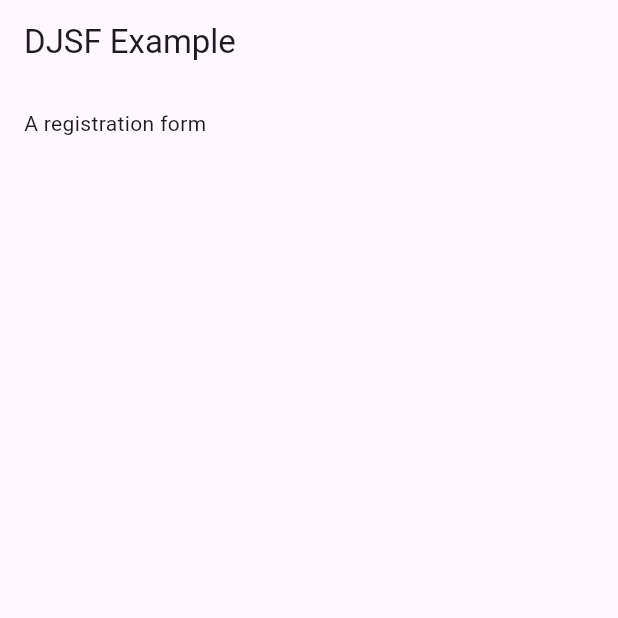
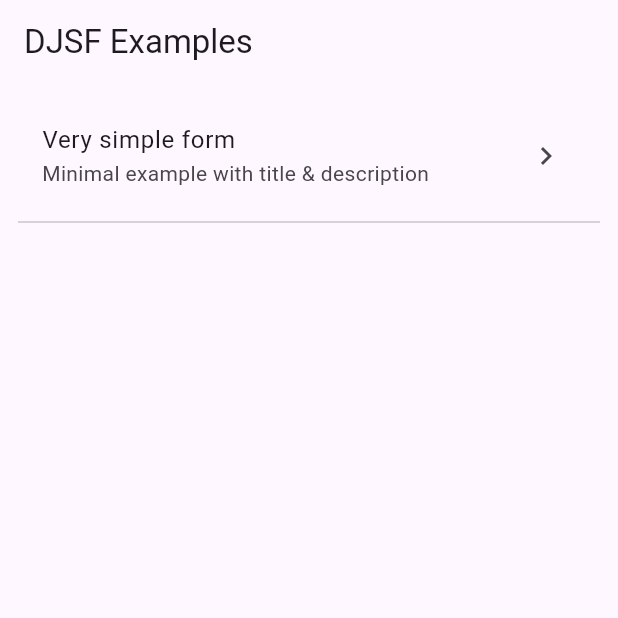
Before and after one commit to reliance-engineer/dart_json_schema_form, a Flutter app: the screen it shows after launch, on a phone screen of 412 x 824 dp, the top half of it. Run offline on Flutter 3.47's test engine with Material 3 defaults, Android fonts, the phone set to English and light mode, and no system bars; our stand-ins replace reactive_forms.

Commit message:
Merge pull request #2
* added parser for schema

* create a separated example

* fix unused import

```diff
--- /dev/null
+++ b/example/lib/examples/very_simple_form_example.dart
@@ -0,0 +1,31 @@
+import 'package:dart_json_schema_form/dart_json_schema_form.dart';
+import 'package:flutter/material.dart';
+
+final _schema = {
+  "title": "A registration form",
+  "description": "Register users",
+  "type": "object",
+  "properties": {
+    "firstName": {"type": "string"},
+  },
+};
+final _uiSchema = {
+  "firstName": {"ui:autofocus": true},
+};
+
+class VerySimpleFormExample extends StatelessWidget {
+  const VerySimpleFormExample({super.key});
+
+  static const route = '/very-simple';
+
+  @override
+  Widget build(BuildContext context) {
+    return Scaffold(
+      appBar: AppBar(title: const Text('DJSF Very Simple Example')),
+      body: Padding(
+        padding: const EdgeInsets.all(16),
+        child: DjsfForm(schema: _schema, uiSchema: _uiSchema),
+      ),
+    );
+  }
+}
--- a/example/lib/main.dart
+++ b/example/lib/main.dart
@@ -1,31 +1,52 @@
 import 'package:flutter/material.dart';
-import 'package:dart_json_schema_form/dart_json_schema_form.dart';
+import 'examples/very_simple_form_example.dart';
 
-void main() => runApp(const MyApp());
+void main() {
+  runApp(const MyApp());
+}
 
 class MyApp extends StatelessWidget {
   const MyApp({super.key});
 
+  static const _appTitle = 'DJSF Examples';
+
   @override
   Widget build(BuildContext context) {
-    final schema = {
-      "title": "A registration form",
-      "type": "object",
-      "properties": {
-        "firstName": {"type": "string"},
+    return MaterialApp(
+      title: _appTitle,
+      theme: ThemeData(useMaterial3: true),
+      home: const _HomePage(title: _appTitle),
+      routes: {
+        VerySimpleFormExample.route: (_) => const VerySimpleFormExample(),
       },
-    };
-    final uiSchema = {
-      "firstName": {"ui:autofocus": true},
-    };
+    );
+  }
+}
 
-    return MaterialApp(
-      home: Scaffold(
-        appBar: AppBar(title: const Text('DJSF Example')),
-        body: Padding(
-          padding: const EdgeInsets.all(16),
-          child: DjsfForm(schema: schema, uiSchema: uiSchema),
-        ),
+class _HomePage extends StatelessWidget {
+  const _HomePage({required this.title});
+  final String title;
+
+  @override
+  Widget build(BuildContext context) {
+    return Scaffold(
+      appBar: AppBar(title: Text(title)),
+      body: ListView(
+        padding: const EdgeInsets.all(12),
+        children: [
+          // Botón de navegación a tu ejemplo
+          ListTile(
+            title: const Text('Very simple form'),
+            subtitle: const Text('Minimal example with title & description'),
+            trailing: const Icon(Icons.chevron_right),
+            onTap:
+                () => Navigator.of(
+                  context,
+                ).pushNamed(VerySimpleFormExample.route),
+          ),
+          const Divider(),
+          // Here will come more examples.
+        ],
       ),
     );
   }
--- a/lib/src/djsf_form.dart
+++ b/lib/src/djsf_form.dart
@@ -1,6 +1,8 @@
-import 'package:flutter/widgets.dart';
+import 'package:dart_json_schema_form/src/parsers/schema_parser.dart';
+import 'package:flutter/material.dart';
+import 'package:reactive_forms/reactive_forms.dart';
 
-typedef JsonMap = Map<String, dynamic>;
+import 'types/types.dart';
 
 /// DJSF (Dart JSON Schema Form)
 /// Entry point of the library.
@@ -29,7 +31,22 @@ class DjsfForm extends StatelessWidget {
 
   @override
   Widget build(BuildContext context) {
-    final title = schema['title'] ?? 'DJSF Form Placeholder';
-    return Text(title.toString());
+    final String title = schema['title'] ?? 'DJSF Form Placeholder';
+    final String? description = schema['description'];
+    return ReactiveFormBuilder(
+      form: () => SchemaParser.buildFormGroup(schema),
+      builder: (context, form, child) {
+        return Column(
+          children: [
+            Text(
+              title,
+              style: TextStyle(fontWeight: FontWeight.bold),
+            ),
+            Divider(),
+            if (description != null) Text(description),
+          ],
+        );
+      },
+    );
   }
 }
--- /dev/null
+++ b/lib/src/types/types.dart
@@ -0,0 +1 @@
+typedef JsonMap = Map<String, dynamic>;
```
Also changed, not shown: lib/src/parsers/schema_parser.dart (added, +28 -0 lines), 5 other files.
